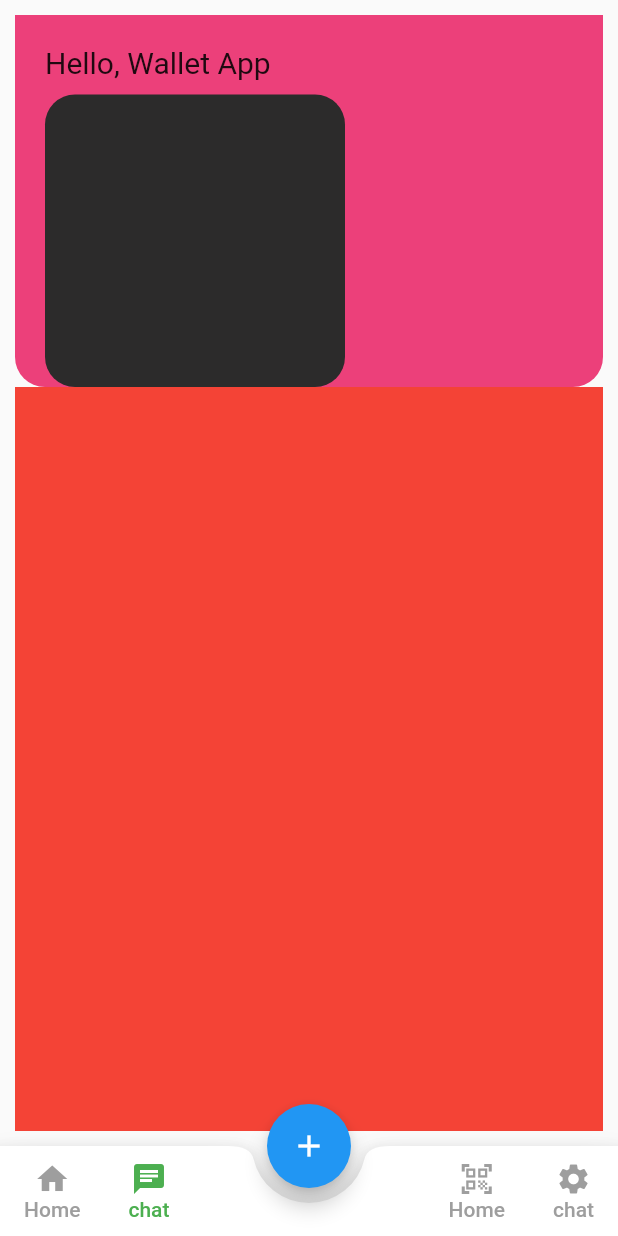
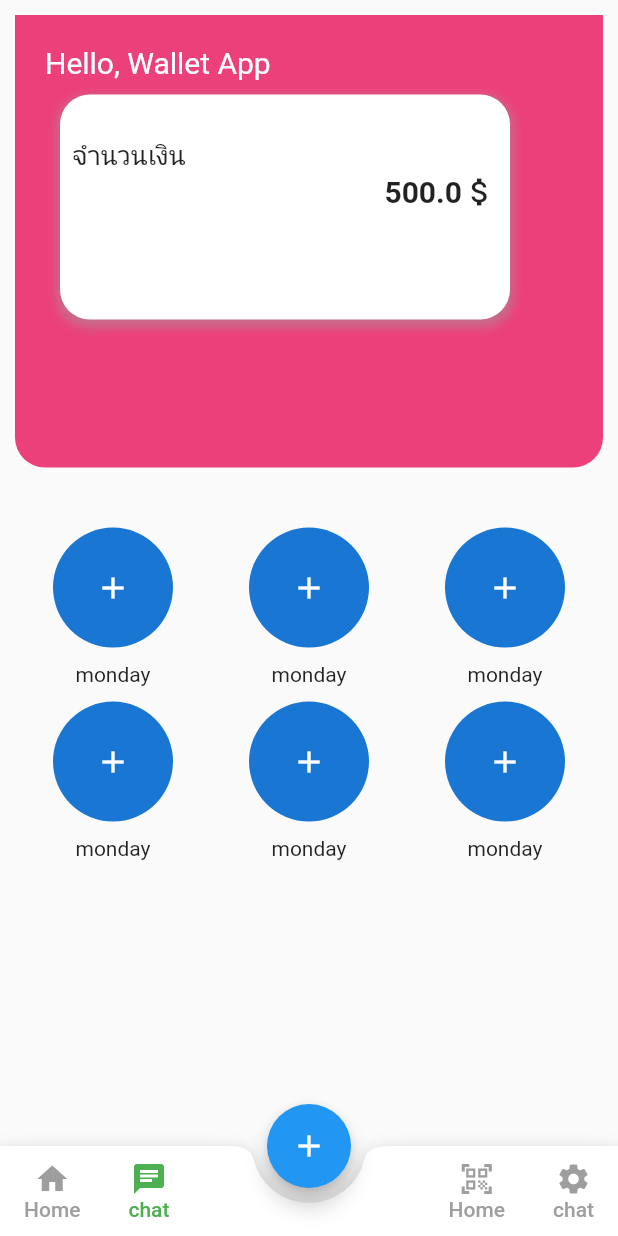
Before and after one commit to khoffan/flutter_make_UI_App, a Flutter app: the screen it shows after launch, item 2 of the bottom bar chosen, on a phone screen of 412 x 824 dp. Run offline on Flutter 3.47's test engine with Material 2 defaults, Android fonts, the phone set to English and light mode, and no system bars; our stand-ins replace cloud_firestore, firebase_auth, firebase_core, firebase_storage, fluttertoast, form_field_validator and 4 more; missing offline and left inert: bcrypt, dart:ffi, flutter_launcher_icons, qrscan; accounts and stored records are empty.

```diff
--- a/client_app/lib/screen/wallet_screen.dart
+++ b/client_app/lib/screen/wallet_screen.dart
@@ -1,3 +1,5 @@
+import 'dart:ffi';
+
 import 'package:flutter/material.dart';
 
 class WalletPage extends StatefulWidget {
@@ -8,6 +10,8 @@ class WalletPage extends StatefulWidget {
 }
 
 class _WalletPageState extends State<WalletPage> {
+  double moneyCount = 500.00;
+
   @override
   Widget build(BuildContext context) {
     return Scaffold(
@@ -18,43 +22,109 @@ class _WalletPageState extends State<WalletPage> {
           child: Column(
             children: [
               Expanded(
-                flex: 2,
+                flex: 3,
                 child: Container(
                   width: double.infinity,
                   padding: const EdgeInsets.only(left: 20),
                   decoration: BoxDecoration(
                     color: Colors.pink[400],
-                    borderRadius: BorderRadius.only(bottomLeft: Radius.circular(20), bottomRight: Radius.circular(20)),
-
+                    borderRadius: BorderRadius.only(
+                        bottomLeft: Radius.circular(20),
+                        bottomRight: Radius.circular(20)),
                   ),
                   child: Column(
                     crossAxisAlignment: CrossAxisAlignment.start,
                     children: [
-                      SizedBox(height: 20,),
-                      Text("Hello, Wallet App", style: TextStyle(fontSize: 20),),
-                      SizedBox(height: 10,),
-                      Expanded(
-                        flex: 1,
+                      SizedBox(
+                        height: 20,
+                      ),
+                      Text(
+                        "Hello, Wallet App",
+                        style: TextStyle(fontSize: 20, color: Colors.white),
+                      ),
+                      SizedBox(
+                        height: 10,
+                      ),
+                      Padding(
+                        padding: const EdgeInsets.only(left: 10),
                         child: Container(
-                          alignment: Alignment.centerRight,
-                          width: 200,
-                          height: 20,
+                          width: 300,
+                          height: 150,
                           decoration: BoxDecoration(
-                            color: const Color.fromARGB(255, 44, 43, 43),
+                            color: Colors.white,
                             borderRadius: BorderRadius.circular(20),
-
+                            boxShadow: [
+                              BoxShadow(
+                                color: Colors.grey.withOpacity(0.5),
+                                spreadRadius: 2,
+                                blurRadius: 5,
+                                offset: Offset(0, 3),
+                              ),
+                            ],
                           ),
-                          child: Row(),
+                          child: Padding(
+                            padding: const EdgeInsets.all(8.0),
+                            child: Column(
+                              crossAxisAlignment: CrossAxisAlignment.start,
+                              mainAxisAlignment: MainAxisAlignment.start,
+                              children: [
+                                SizedBox(
+                                  height: 20,
+                                ),
+                                Text(
+                                  "จำนวนเงิน",
+                                  style: TextStyle(fontSize: 18),
+                                ),
+                                Row(
+                                  crossAxisAlignment: CrossAxisAlignment.start,
+                                  mainAxisAlignment: MainAxisAlignment.end,
+                                  children: [
+                                    Text(
+                                      "${moneyCount.toString()}",
+                                      style: TextStyle(
+                                          fontSize: 20,
+                                          fontWeight: FontWeight.bold),
+                                    ),
+                                    Icon(Icons.attach_money)
+                                  ],
+                                ),
+                              ],
+                            ),
+                          ),
                         ),
                       ),
                     ],
                   ),
                 ),
               ),
+              SizedBox(
+                height: 40,
+              ),
               Expanded(
                 flex: 4,
                 child: Container(
-                  color: Colors.red,
+                  child: Column(
+                    crossAxisAlignment: CrossAxisAlignment.center,
+                    children: [
+                      Row(
+                        mainAxisAlignment: MainAxisAlignment.spaceAround,
+                        children: [
+                          _buildComponent('monday'),
+                          _buildComponent('monday'),
+                          _buildComponent('monday'),
+                        ],
+                      ),
+                      SizedBox(height: 10,),
+                      Row(
+                        mainAxisAlignment: MainAxisAlignment.spaceAround,
+                        children: [
+                          _buildComponent('monday'),
+                          _buildComponent('monday'),
+                          _buildComponent('monday'),
+                        ],
+                      ),
+                    ],
+                  ),
                 ),
               ),
             ],
@@ -64,3 +134,23 @@ class _WalletPageState extends State<WalletPage> {
     );
   }
 }
+
+Widget _buildComponent(String title) {
+  if (title == "monday") {
+    return Column(
+      children: [
+        Padding(padding: EdgeInsetsDirectional.only()),
+        // Monday
+        CircleAvatar(
+          radius: 40,
+          child: Icon(Icons.add),
+        ),
+        SizedBox(height: 10,),
+        Text(title)
+      ]
+    );
+  }
+  else{
+    return Container();
+  }
+}
--- a/client_app/pubspec.yaml
+++ b/client_app/pubspec.yaml
@@ -86,6 +86,7 @@ flutter:
   #   - images/a_dot_ham.jpeg
   assets:
     - assets/pa/
+    - assets/userpersonal.png
   # An image asset can refer to one or more resolution-specific "variants", see
   # https://flutter.dev/assets-and-images/#resolution-aware
 
```
Also changed, not shown: client_app/lib/UI/edirProfile.dart (renamed from client_app/lib/screen/edirProfile.dart, +20 -5 lines), client_app/lib/UI/update_profile.dart (added, +243 -0 lines), client_app/lib/models/add_profile.dart (+40 -16 lines), client_app/lib/screen/home.dart (+7 -7 lines), client_app/lib/screen/profileScreen.dart (+53 -10 lines), client_app/assets/userpersonal.png (added), 1 other file.
